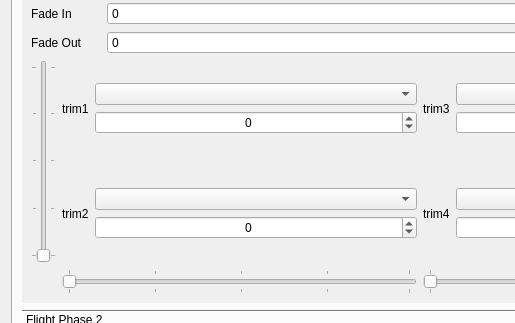
The window that src/modeledit.ui (roberto1903/companion9x) describes before a commit, drawn with Qt 5; both pictures show x 0 to 515 and y 165 to 488 of the 840 by 602 pixel window.
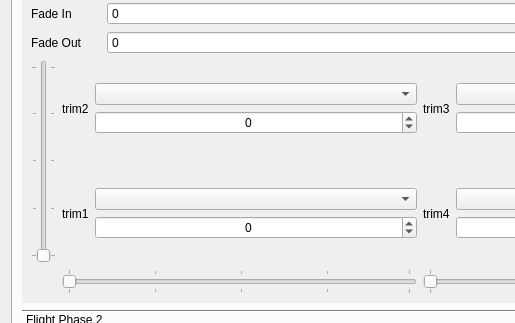
The same window after the commit. The open tabs and pages were chosen to show the change. Icons and pictures are not drawn.

Patch:
```diff
--- a/src/modeledit.ui
+++ b/src/modeledit.ui
@@ -836,8 +836,8 @@
              <rect>
               <x>0</x>
               <y>0</y>
-              <width>306</width>
-              <height>292</height>
+              <width>798</width>
+              <height>372</height>
              </rect>
             </property>
             <attribute name="label">
@@ -969,19 +969,19 @@
                <item row="0" column="1">
                 <layout class="QGridLayout" name="gridLayout_14d" columnstretch="0,1">
                  <item row="1" column="0">
-                  <widget class="QLabel" name="phase1Trim2Label">
-                   <property name="text">
-                    <string>trim2</string>
-                   </property>
-                  </widget>
-                 </item>
-                 <item row="0" column="0">
                   <widget class="QLabel" name="phase1Trim1Label">
                    <property name="text">
                     <string>trim1</string>
                    </property>
                   </widget>
                  </item>
+                 <item row="0" column="0">
+                  <widget class="QLabel" name="phase1Trim2Label">
+                   <property name="text">
+                    <string>trim2</string>
+                   </property>
+                  </widget>
+                 </item>
                  <item row="0" column="1">
                   <layout class="QVBoxLayout" name="verticalLayout_5b" stretch="0,0,0,0,0">
                    <property name="spacing">
@@ -1017,7 +1017,7 @@
                     </spacer>
                    </item>
                    <item>
-                    <widget class="QComboBox" name="phase1Trim1Use">
+                    <widget class="QComboBox" name="phase1Trim2Use">
                      <property name="sizePolicy">
                       <sizepolicy hsizetype="Preferred" vsizetype="Fixed">
                        <horstretch>1</horstretch>
@@ -1027,7 +1027,7 @@
                     </widget>
                    </item>
                    <item>
-                    <widget class="QSpinBox" name="phase1Trim1Value">
+                    <widget class="QSpinBox" name="phase1Trim2Value">
                      <property name="sizePolicy">
                       <sizepolicy hsizetype="Minimum" vsizetype="Fixed">
                        <horstretch>1</horstretch>
@@ -1079,10 +1079,10 @@
                     </spacer>
                    </item>
                    <item>
-                    <widget class="QComboBox" name="phase1Trim2Use"/>
+                    <widget class="QComboBox" name="phase1Trim1Use"/>
                    </item>
                    <item>
-                    <widget class="QSpinBox" name="phase1Trim2Value">
+                    <widget class="QSpinBox" name="phase1Trim1Value">
                      <property name="alignment">
                       <set>Qt::AlignCenter</set>
                      </property>
```
Left out of the diff: 178 changed lines with no effect on the pictures.
